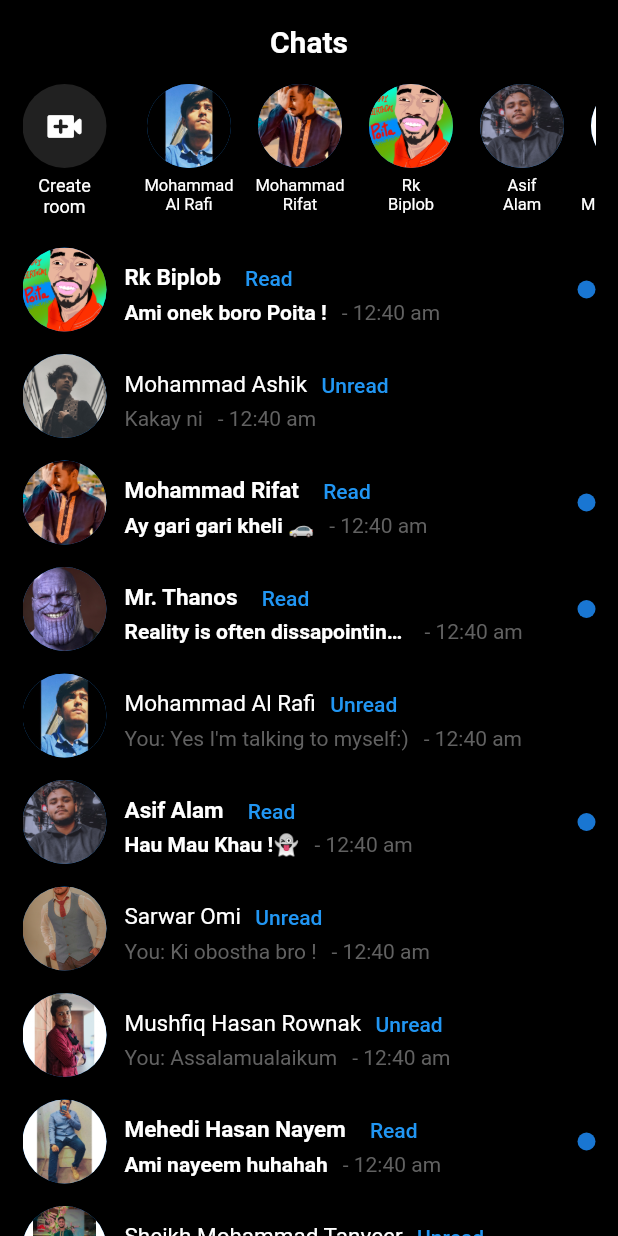
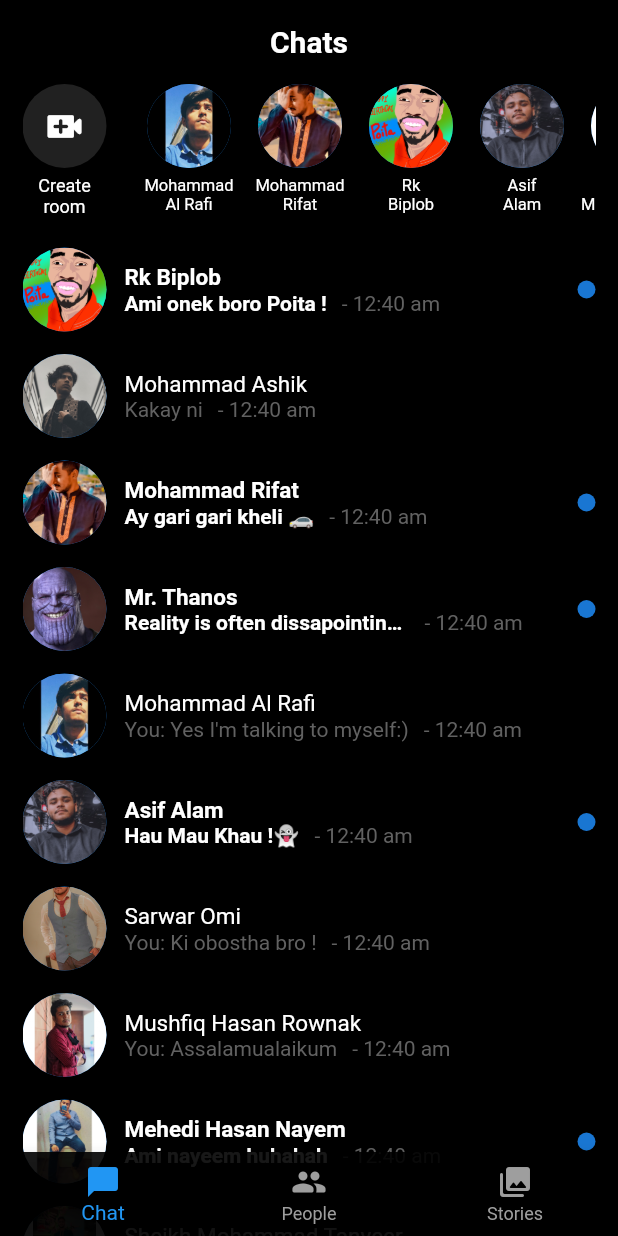
Before and after one commit to al-rafi304/messenger_UI_clone, a Flutter app: the screen it shows after launch, on a phone screen of 412 x 824 dp. Run offline on Flutter 3.47's test engine with Material 2 defaults, Android fonts, the phone set to English and light mode, and no system bars.

Commit message:
Added clicking functionality to individual chat items

```diff
--- a/lib/ChatItem.dart
+++ b/lib/ChatItem.dart
@@ -18,7 +18,15 @@ class _ChatItemState extends State<ChatItem> {
   Widget build(BuildContext context) {
     if (widget.isRead == false) {
       //Unread state
-      return Row(
+      return GestureDetector(
+        onTap: () {
+          print("Tapped !");
+          setState(() {
+            widget.isRead = true;
+          });
+        },
+
+        child: Row(
           children: [
             CircleAvatar(
               backgroundImage: AssetImage(widget.picPath),
@@ -36,20 +44,6 @@ class _ChatItemState extends State<ChatItem> {
                               fontWeight: FontWeight.bold,
                               color: Colors.white,
                               fontSize: 15)),
-                    Align(
-                      alignment: Alignment.topRight,
-                      child: SizedBox(
-                        height: 30.1,
-                        child: TextButton(
-                          onPressed: () {
-                            setState(() {
-                              widget.isRead = true;
-                            });
-                          },
-                          child: Text("Read"),
-                        ),
-                      ),
-                    )
                     ],
                   ),
                   Row(
@@ -87,10 +81,17 @@ class _ChatItemState extends State<ChatItem> {
               ),
             )
           ],
+        ),
       );
     } else {
       //Read State
-      return Row(
+      return GestureDetector(
+        onTap: () {
+          setState(() {
+            widget.isRead = false;
+          });
+        },
+        child: Row(
           children: [
             CircleAvatar(
               backgroundImage: AssetImage(widget.picPath),
@@ -104,20 +105,7 @@ class _ChatItemState extends State<ChatItem> {
                   Row(children: [
                     Text(widget.name,
                         style: TextStyle(color: Colors.white, fontSize: 15)),
-                  Align(
-                    alignment: Alignment.topRight,
-                    child: SizedBox(
-                      height: 30.1,
-                      child: TextButton(
-                        onPressed: () {
-                          setState(() {
-                            widget.isRead = false;
-                          });
-                        },
-                        child: Text("Unread"),
-                      ),
-                    ),
-                  )
+
                   ]),
                   Row(
                     children: [
@@ -142,6 +130,7 @@ class _ChatItemState extends State<ChatItem> {
               ),
             ),
           ],
+        ),
       );
     }
   }
--- a/lib/main.dart
+++ b/lib/main.dart
@@ -1,5 +1,4 @@
 import 'package:flutter/material.dart';
-import 'package:flutter/rendering.dart';
 import 'ChatItem.dart';
 import 'QuickAccess.dart';
 
@@ -14,6 +13,7 @@ class MyApp extends StatelessWidget {
   Widget build(BuildContext context) {
     return MaterialApp(
         home: Scaffold(
+          extendBody: true,
       backgroundColor: Colors.black,
       appBar: AppBar(
         backgroundColor: Colors.black,
@@ -24,6 +24,35 @@ class MyApp extends StatelessWidget {
           ),
         ),
         elevation: 0,
+      ),
+      bottomNavigationBar: BottomNavigationBar(
+        backgroundColor: Colors.black.withOpacity(0.9),
+
+        unselectedItemColor: Colors.grey,
+        items: [
+          BottomNavigationBarItem(
+            icon: Icon(
+              Icons.messenger_rounded,
+              color: Colors.blue,
+              ),
+            label: "Chat",
+
+          ),
+          BottomNavigationBarItem(
+            icon: Icon(
+              Icons.people_rounded,
+              color: Colors.grey,
+              ),
+            label: "People",
+          ),
+          BottomNavigationBarItem(
+            icon: Icon(
+              Icons.photo_library_rounded,
+              color: Colors.grey,
+              ),
+            label: "Stories",
+          ),
+        ],
       ),
       body: Padding(
         padding: const EdgeInsets.fromLTRB(15, 0, 15, 0),
```
Lines whose indentation alone changed are shown as unchanged.
